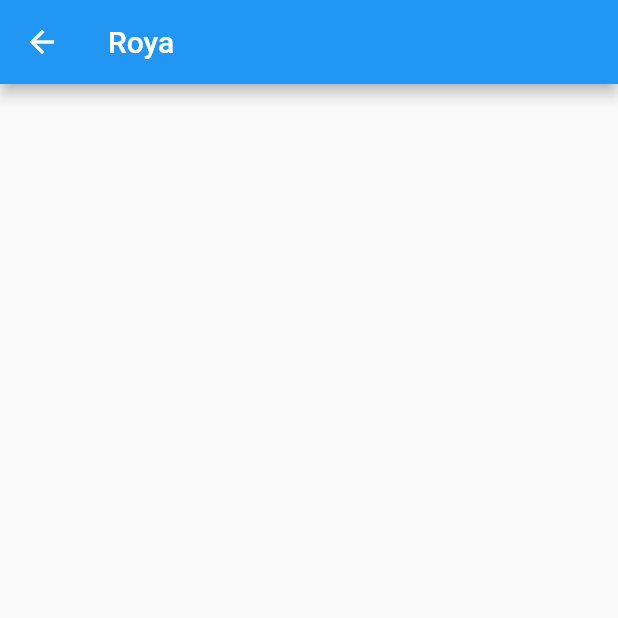
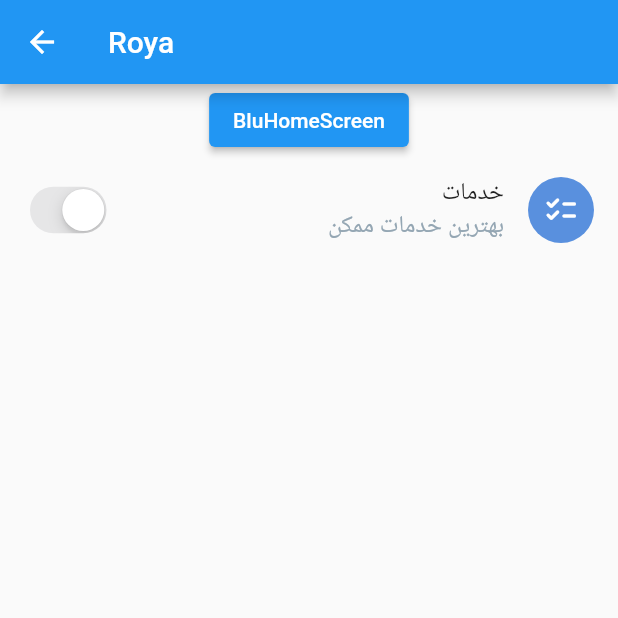
Before and after one commit to aliazimoshan/BluBank, a Flutter app: the screen it shows after launch, after a tap on "Roya Screen", on a phone screen of 412 x 824 dp, the top half of it. Run offline on Flutter 3.47's test engine with Material 2 defaults, Android fonts, the phone set to English and light mode, and no system bars; our stand-ins replace sliding_sheet.

Commit message:
modifed cardSwitch widget, finish Home Screen

```diff
--- a/lib/view/screens/roya/royaScreen.dart
+++ b/lib/view/screens/roya/royaScreen.dart
@@ -1,14 +1,44 @@
+import 'package:blubank/view/screens/HomeScreen.dart';
+import 'package:blubank/view/widgets/cardSwitchScreen.dart';
 import 'package:flutter/material.dart';
 
-class RoyaScreen extends StatelessWidget {
-  const RoyaScreen({Key? key}) : super(key: key);
+// import 'HomeScreen.dart';
 
+class RoyaScreen extends StatefulWidget {
+  @override
+  _RoyaScreenState createState() => _RoyaScreenState();
+}
+
+class _RoyaScreenState extends State<RoyaScreen> {
   @override
   Widget build(BuildContext context) {
     return Scaffold(
       appBar: AppBar(
         title: Text("Roya"),
       ),
+      body: Column(
+        children: [
+          Container(
+            child: ElevatedButton(
+              child: Text('BluHomeScreen'),
+              onPressed: () {
+                Navigator.push(
+                  context,
+                  MaterialPageRoute(
+                    builder: (context) => BluHomeScreen(),
+                  ),
+                );
+              },
+            ),
+          ),
+          CardSwitchScreen(
+            title: 'خدمات',
+            greyicon: Icons.checklist_rounded,
+            subtitle: 'بهترین خدمات ممکن',
+            iconColor: Colors.white,
+          ),
+        ],
+      ),
     );
   }
 }
--- /dev/null
+++ b/lib/view/widgets/cardSwitchScreen.dart
@@ -0,0 +1,65 @@
+import 'package:blubank/constant/colors.dart';
+import 'package:flutter/cupertino.dart';
+import 'package:flutter/material.dart';
+
+class CardSwitchScreen extends StatefulWidget {
+  const CardSwitchScreen({
+    Key? key,
+    required this.title,
+    required this.subtitle,
+    this.greyicon,
+    this.color,
+    this.iconColor,
+  }) : super(key: key);
+
+  final String? title;
+  final String? subtitle;
+  final IconData? greyicon;
+  final Color? color;
+  final Color? iconColor;
+  @override
+  _CardSwitchScreenState createState() => _CardSwitchScreenState();
+}
+
+class _CardSwitchScreenState extends State<CardSwitchScreen> {
+  bool isSwitched = false;
+  @override
+  Widget build(BuildContext context) {
+    return Directionality(
+      textDirection: TextDirection.rtl,
+      child: Column(
+        children: [
+          ListTile(
+            title: Text(widget.title ?? ""),
+            leading: Container(
+              decoration: BoxDecoration(
+                color: widget.color ?? BluColor.primaryColor,
+                shape: BoxShape.circle,
+              ),
+              child: Padding(
+                padding: const EdgeInsets.all(10),
+                child: Icon(
+                  widget.greyicon,
+                  color: widget.iconColor ?? Colors.blueGrey[500],
+                ),
+              ),
+            ),
+            trailing: CupertinoSwitch(
+              value: isSwitched,
+              onChanged: (value) {
+                setState(() {
+                  isSwitched = value;
+                });
+              },
+              activeColor: Colors.green,
+            ),
+            subtitle: Text(
+              widget.subtitle ?? "",
+              style: TextStyle(fontSize: 16, color: BluColor.textgray),
+            ),
+          ),
+        ],
+      ),
+    );
+  }
+}
--- a/pubspec.yaml
+++ b/pubspec.yaml
@@ -27,6 +27,7 @@ dependencies:
   # The following adds the Cupertino Icons font to your application.
   # Use with the CupertinoIcons class for iOS style icons.
   cupertino_icons: ^1.0.2
+  sliding_sheet: ^0.5.0
 
 dev_dependencies:
   flutter_test:
```
Also changed, not shown: UI/widgets/cardSwitch_cartScreen_widget/cardSwitchScreen.dart (deleted, +0 -67 lines), UI/widgets/card_transactionListScreen_widget/transaction.dart (added, +46 -0 lines), lib/view/screens/HomeScreen.dart (added, +127 -0 lines).
